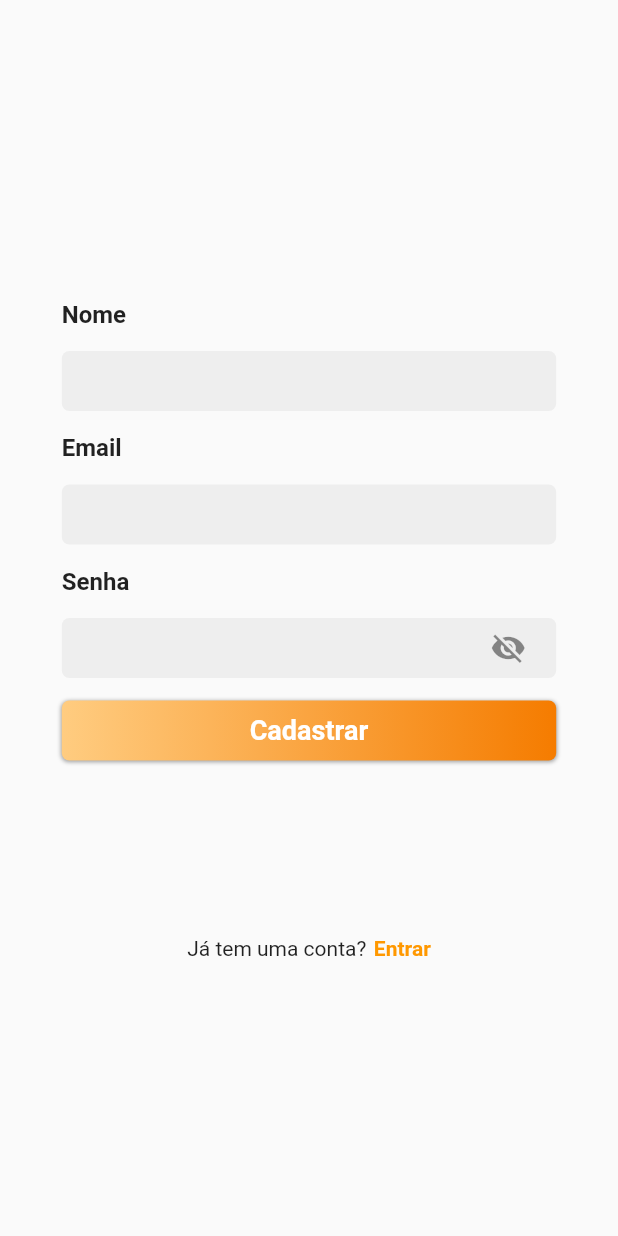
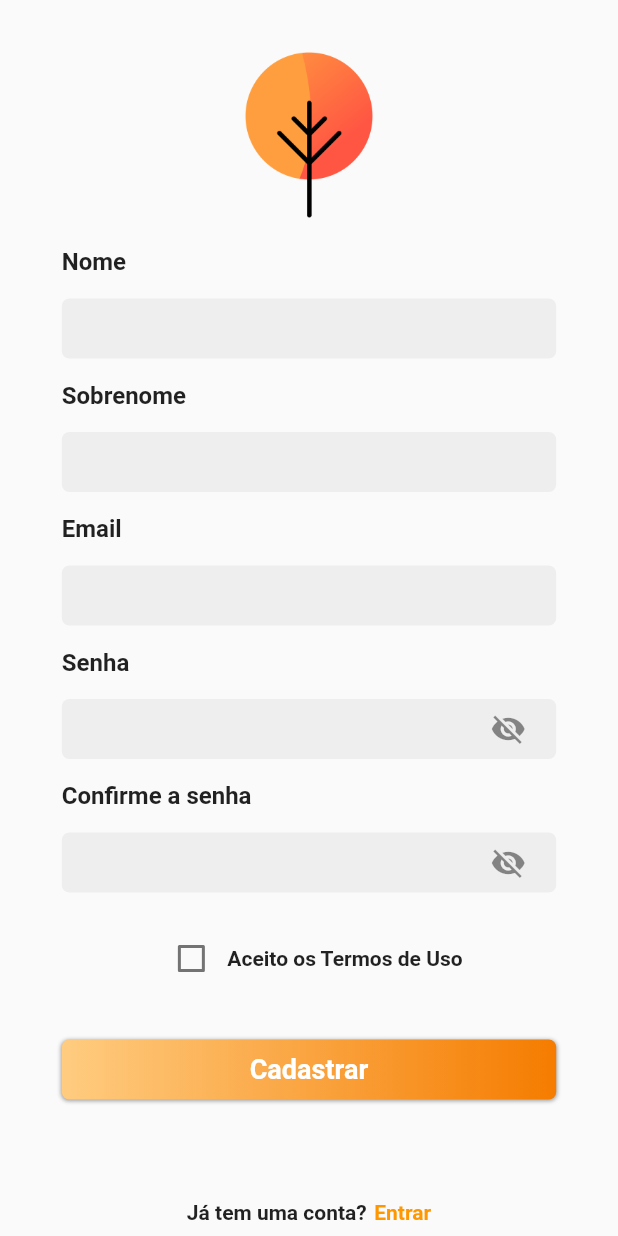
Before and after one commit to Gustavo0Henrick/login_screen, a Flutter app: the screen it shows after launch, after a tap on "Cadastre-se", on a phone screen of 412 x 824 dp. Run offline on Flutter 3.47's test engine with Material 2 defaults, Android fonts, the phone set to English and light mode, and no system bars.

Commit message:
Login Screen Att

```diff
--- a/lib/src/app_widget.dart
+++ b/lib/src/app_widget.dart
@@ -1,6 +1,6 @@
 import 'package:flutter/material.dart';
 
-import 'package:login_screen/src/pages/loginpage.dart';
+import 'package:login_screen/src/pages/login_page.dart';
 
 class MyApp extends StatelessWidget {
   @override
--- a/lib/src/component/custom_textformfield.dart
+++ b/lib/src/component/custom_textformfield.dart
@@ -2,10 +2,12 @@ import 'package:flutter/material.dart';
 
 class CustomTextFormField extends StatefulWidget {
   TextEditingController controller;
+  Function validator;
 
   CustomTextFormField({
     Key key,
     this.controller,
+    this.validator,
   }) : super(key: key);
 
   @override
@@ -25,6 +27,7 @@ class _CustomTextFormFieldState extends State<CustomTextFormField> {
       child: Padding(
         padding: EdgeInsets.all(8),
         child: TextFormField(
+          validator: widget.validator,
           controller: widget.controller,
           cursorHeight: 25,
           decoration: InputDecoration(
--- a/lib/src/component/password_field.dart
+++ b/lib/src/component/password_field.dart
@@ -3,10 +3,12 @@ import 'package:flutter/material.dart';
 class PasswordField extends StatefulWidget {
   bool password;
   TextEditingController controller;
+  Function validator;
   PasswordField({
     Key key,
     this.password,
     this.controller,
+    this.validator,
   }) : super(key: key);
 
   @override
@@ -26,6 +28,7 @@ class _PasswordFieldState extends State<PasswordField> {
       child: Padding(
         padding: EdgeInsets.all(8),
         child: TextFormField(
+          validator: widget.validator,
           controller: widget.controller,
           obscureText: widget.password,
           cursorHeight: 25,
--- /dev/null
+++ b/lib/src/constants/colors.dart
@@ -0,0 +1,8 @@
+import 'package:flutter/material.dart';
+
+abstract class CustomColors {
+  static const Color mainColor = Colors.orange;
+  static const Color white = Colors.white;
+  static const Color transparent = Colors.transparent;
+  static const Color black = Colors.black;
+}
--- /dev/null
+++ b/lib/src/constants/images.dart
@@ -0,0 +1,4 @@
+abstract class CustomImages {
+  static const String folha = "assets/image/folha.png";
+  static const String arvore = "assets/image/arvore.png";
+}
--- a/lib/src/pages/loginpage.dart
+++ b/lib/src/pages/login_page.dart
@@ -2,7 +2,9 @@ import 'package:flutter/material.dart';
 import 'package:login_screen/src/component/custom_textformfield.dart';
 import 'package:login_screen/src/component/gradient_button.dart';
 import 'package:login_screen/src/component/password_field.dart';
-import 'package:login_screen/src/pages/registerpage.dart';
+import 'package:login_screen/src/constants/colors.dart';
+import 'package:login_screen/src/constants/images.dart';
+import 'package:login_screen/src/pages/sign_up_page.dart';
 
 class LoginPage extends StatefulWidget {
   const LoginPage({Key key}) : super(key: key);
@@ -12,6 +14,10 @@ class LoginPage extends StatefulWidget {
 }
 
 class _LoginPageState extends State<LoginPage> {
+  Color gradientColor1 = Colors.orange[400];
+  Color gradientColor2 = Colors.orange[900];
+
+  bool remember = false;
   bool isPassword = true;
   TextEditingController email = TextEditingController();
   TextEditingController password = TextEditingController();
@@ -32,7 +38,30 @@ class _LoginPageState extends State<LoginPage> {
                   mainAxisAlignment: MainAxisAlignment.spaceEvenly,
                   crossAxisAlignment: CrossAxisAlignment.start,
                   children: [
-                    SizedBox(height: 200),
+                    Padding(
+                      padding: EdgeInsets.only(top: 50, bottom: 30),
+                      child: Container(
+                        width: MediaQuery.of(context).size.width * 0.8,
+                        child: Row(
+                          mainAxisAlignment: MainAxisAlignment.center,
+                          children: [
+                            // Text(
+                            //   "Login",
+                            //   style: TextStyle(
+                            //     color: Colors.black,
+                            //     fontSize: 38,
+                            //     fontWeight: FontWeight.w600,
+                            //   ),
+                            // ),
+                            Container(
+                              height: 120,
+                              width: 120,
+                              child: Image.asset(CustomImages.arvore),
+                            ),
+                          ],
+                        ),
+                      ),
+                    ),
                     Text(
                       "Email",
                       style: TextStyle(
@@ -43,7 +72,7 @@ class _LoginPageState extends State<LoginPage> {
                     Padding(
                       padding: EdgeInsets.only(top: 15),
                       child: CustomTextFormField(
-
+                        // validator: () {},
                         controller: email,
                       ),
                     ),
@@ -69,7 +98,7 @@ class _LoginPageState extends State<LoginPage> {
                         child: Text(
                           "Entrar",
                           style: TextStyle(
-                            color: Colors.white,
+                            color: CustomColors.white,
                             fontSize: 18,
                             fontWeight: FontWeight.w700,
                           ),
@@ -78,8 +107,8 @@ class _LoginPageState extends State<LoginPage> {
                         width: MediaQuery.of(context).size.width * 0.8,
                         gradient: LinearGradient(
                           colors: [
-                            Colors.orange[200],
-                            Colors.orange[700],
+                            gradientColor1,
+                            gradientColor2,
                           ],
                         ),
                       ),
@@ -89,21 +118,39 @@ class _LoginPageState extends State<LoginPage> {
                       child: Container(
                         width: MediaQuery.of(context).size.width * 0.8,
                         child: Row(
-                          mainAxisAlignment: MainAxisAlignment.end,
+                          mainAxisAlignment: MainAxisAlignment.spaceBetween,
                           children: [
-                            InkWell(
-                              enableFeedback: true,
-                              onTap: () {},
-                              child: Text(
-                                "Esqueceu a senha?",
-                                style: TextStyle(fontWeight: FontWeight.w600),
+                            Row(
+                              children: [
+                                Checkbox(
+                                    value: remember,
+                                    onChanged: (bool newValue) {
+                                      setState(() {
+                                        remember = newValue;
+                                      });
+                                    }),
+                                Text(
+                                  "Lembrar usuário",
+                                  style: TextStyle(fontWeight: FontWeight.w600),
+                                ),
+                              ],
+                            ),
+                            Padding(
+                              padding: EdgeInsets.only(right: 20),
+                              child: InkWell(
+                                enableFeedback: true,
+                                onTap: () {},
+                                child: Text(
+                                  "Esqueceu a senha?",
+                                  style: TextStyle(fontWeight: FontWeight.w600),
+                                ),
                               ),
                             ),
                           ],
                         ),
                       ),
                     ),
-                    SizedBox(height: 150),
+                    SizedBox(height: 130),
                     Padding(
                       padding: EdgeInsets.only(top: 10),
                       child: Container(
@@ -111,7 +158,8 @@ class _LoginPageState extends State<LoginPage> {
                         child: Row(
                           mainAxisAlignment: MainAxisAlignment.center,
                           children: [
-                            Text("Não tem uma conta?"),
+                            Text("Não tem uma conta?",
+                                style: TextStyle(fontWeight: FontWeight.w600)),
                             Padding(
                               padding: EdgeInsets.only(left: 5),
                               child: InkWell(
@@ -127,7 +175,7 @@ class _LoginPageState extends State<LoginPage> {
                                   "Cadastre-se",
                                   style: TextStyle(
                                       fontWeight: FontWeight.w700,
-                                      color: Colors.orange),
+                                      color: CustomColors.mainColor),
                                 ),
                               ),
                             ),
--- a/lib/src/pages/registerpage.dart
+++ b/lib/src/pages/sign_up_page.dart
@@ -1,7 +1,9 @@
 import 'package:flutter/material.dart';
 import 'package:login_screen/src/component/custom_textformfield.dart';
 import 'package:login_screen/src/component/gradient_button.dart';
-import 'package:login_screen/src/pages/loginpage.dart';
+import 'package:login_screen/src/constants/colors.dart';
+import 'package:login_screen/src/constants/images.dart';
+import 'package:login_screen/src/pages/login_page.dart';
 import 'package:login_screen/src/component/password_field.dart';
 
 class RegisterPage extends StatefulWidget {
@@ -12,17 +14,20 @@ class RegisterPage extends StatefulWidget {
 }
 
 class _RegisterPageState extends State<RegisterPage> {
+  bool valueCheck = false;
   bool isPassword = true;
   TextEditingController name = TextEditingController();
+  TextEditingController lastName = TextEditingController();
   TextEditingController email = TextEditingController();
   TextEditingController password = TextEditingController();
+  TextEditingController confirmedPassword = TextEditingController();
 
   @override
   Widget build(BuildContext context) {
     return Scaffold(
       body: SafeArea(
         child: SingleChildScrollView(
-          physics: NeverScrollableScrollPhysics(),
+          // physics: NeverScrollableScrollPhysics(),
           child: Row(
             mainAxisAlignment: MainAxisAlignment.center,
             children: [
@@ -30,7 +35,22 @@ class _RegisterPageState extends State<RegisterPage> {
                 mainAxisAlignment: MainAxisAlignment.spaceEvenly,
                 crossAxisAlignment: CrossAxisAlignment.start,
                 children: [
-                  SizedBox(height: 200),
+                  Padding(
+                    padding: EdgeInsets.only(top: 30, bottom: 15),
+                    child: Container(
+                      width: MediaQuery.of(context).size.width * 0.8,
+                      child: Row(
+                        mainAxisAlignment: MainAxisAlignment.center,
+                        children: [
+                          Container(
+                            height: 120,
+                            width: 120,
+                            child: Image.asset(CustomImages.arvore),
+                          ),
+                        ],
+                      ),
+                    ),
+                  ),
                   Text(
                     "Nome",
                     style: TextStyle(
@@ -42,6 +62,19 @@ class _RegisterPageState extends State<RegisterPage> {
                     padding: EdgeInsets.only(top: 15, bottom: 15),
                     child: CustomTextFormField(
                       controller: name,
+                    ),
+                  ),
+                  Text(
+                    "Sobrenome",
+                    style: TextStyle(
+                      fontSize: 16,
+                      fontWeight: FontWeight.w600,
+                    ),
+                  ),
+                  Padding(
+                    padding: EdgeInsets.only(top: 15, bottom: 15),
+                    child: CustomTextFormField(
+                      controller: lastName,
                     ),
                   ),
                   Text(
@@ -72,14 +105,50 @@ class _RegisterPageState extends State<RegisterPage> {
                     password: isPassword,
                   ),
                   Padding(
-                    padding: EdgeInsets.only(top: 15),
+                    padding: EdgeInsets.only(top: 15, bottom: 15),
+                    child: Text(
+                      "Confirme a senha",
+                      style: TextStyle(
+                        fontSize: 16,
+                        fontWeight: FontWeight.w600,
+                      ),
+                    ),
+                  ),
+                  PasswordField(
+                    controller: confirmedPassword,
+                    password: isPassword,
+                  ),
+                  Padding(
+                    padding: EdgeInsets.only(top: 20),
+                    child: Container(
+                      width: MediaQuery.of(context).size.width * 0.8,
+                      child: Row(
+                        mainAxisAlignment: MainAxisAlignment.center,
+                        children: [
+                          Checkbox(
+                              value: valueCheck,
+                              onChanged: (bool newValue) {
+                                setState(() {
+                                  valueCheck = newValue;
+                                });
+                              }),
+                          Text(
+                            "Aceito os Termos de Uso",
+                            style: TextStyle(fontWeight: FontWeight.w600),
+                          ),
+                        ],
+                      ),
+                    ),
+                  ),
+                  Padding(
+                    padding: EdgeInsets.only(top: 30),
                     child: GradientButton(
                       borderRadius: 5,
                       onPressed: () {},
                       child: Text(
                         "Cadastrar",
                         style: TextStyle(
-                          color: Colors.white,
+                          color: CustomColors.white,
                           fontSize: 18,
                           fontWeight: FontWeight.w700,
                         ),
@@ -94,15 +163,15 @@ class _RegisterPageState extends State<RegisterPage> {
                       ),
                     ),
                   ),
-                  SizedBox(height: 90),
                   Padding(
-                    padding: EdgeInsets.only(top: 10),
+                    padding: EdgeInsets.only(top: 50),
                     child: Container(
                       width: MediaQuery.of(context).size.width * 0.8,
                       child: Row(
                         mainAxisAlignment: MainAxisAlignment.center,
                         children: [
-                          Text("Já tem uma conta?"),
+                          Text("Já tem uma conta?",
+                              style: TextStyle(fontWeight: FontWeight.w600)),
                           Padding(
                             padding: EdgeInsets.only(left: 5),
                             child: InkWell(
@@ -117,7 +186,7 @@ class _RegisterPageState extends State<RegisterPage> {
                                 "Entrar",
                                 style: TextStyle(
                                     fontWeight: FontWeight.w700,
-                                    color: Colors.orange),
+                                    color: CustomColors.mainColor),
                               ),
                             ),
                           ),
--- a/pubspec.yaml
+++ b/pubspec.yaml
@@ -43,9 +43,9 @@ flutter:
   # the material Icons class.
   uses-material-design: true
   # To add assets to your application, add an assets section, like this:
-  # assets:
-  #   - images/a_dot_burr.jpeg
-  #   - images/a_dot_ham.jpeg
+  assets:
+    - assets/image/
+
   # An image asset can refer to one or more resolution-specific "variants", see
   # https://flutter.dev/assets-and-images/#resolution-aware.
   # For details regarding adding assets from package dependencies, see
```
Also changed, not shown: assets/image/arvore.png (added), assets/image/folha.png (added), lib/src/pages/home_page.dart (renamed from lib/src/pages/homepage.dart).
